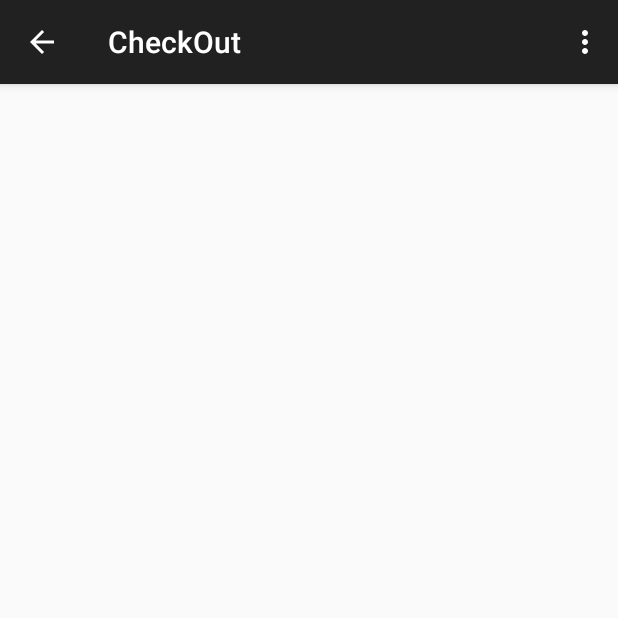
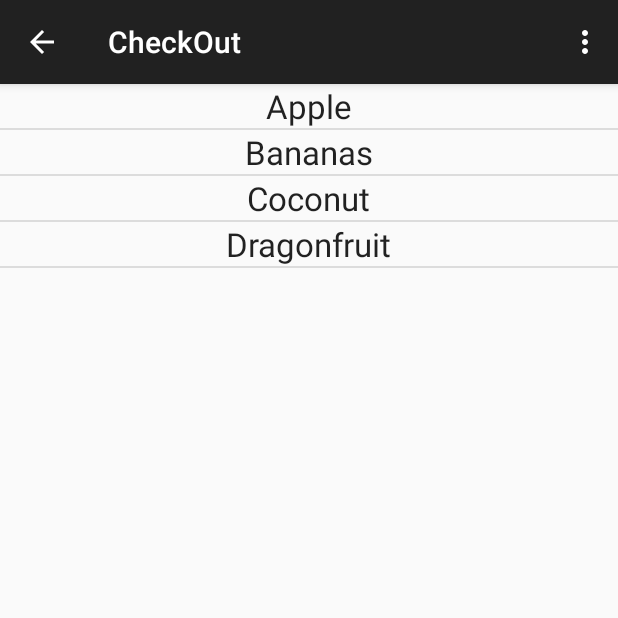
Before and after one commit to bixdeng/CheckOut, an Android app: the screen it shows after launch (MainActivity), in the options menu, after a tap on "Settings", on a phone screen of 412 x 824 dp, the top half of it. Run offline under Robolectric (Android 15) with nearby library versions, the phone set to English and light mode, and no system bars; 2 statements that could not run were skipped.

Commit message:
Added initial test List Fragment

```diff
--- a/app/src/main/java/com/group12/syde362/checkout/MainActivity.java
+++ b/app/src/main/java/com/group12/syde362/checkout/MainActivity.java
@@ -20,7 +20,7 @@ import android.widget.TextView;
 
 
 public class MainActivity extends ActionBarActivity
-        implements NavigationDrawerFragment.NavigationDrawerCallbacks {
+        implements NavigationDrawerFragment.NavigationDrawerCallbacks,ProductFragment.OnFragmentInteractionListener {
 
     /**
      * Fragment managing the behaviors, interactions and presentation of the navigation drawer.
@@ -51,9 +51,17 @@ public class MainActivity extends ActionBarActivity
     public void onNavigationDrawerItemSelected(int position) {
         // update the main content by replacing fragments
         FragmentManager fragmentManager = getSupportFragmentManager();
-        fragmentManager.beginTransaction()
-                .replace(R.id.container, PlaceholderFragment.newInstance(position + 1))
-                .commit();
+
+        if (position+1 == 1){
+            fragmentManager.beginTransaction()
+                    .replace(R.id.container, new ProductFragment())
+                    .commit();
+        }
+        else {
+            fragmentManager.beginTransaction()
+                    .replace(R.id.container, PlaceholderFragment.newInstance(position + 1))
+                    .commit();
+        }
     }
 
     public void onSectionAttached(int number) {
@@ -106,6 +114,10 @@ public class MainActivity extends ActionBarActivity
         return super.onOptionsItemSelected(item);
     }
 
+    public void onFragmentInteraction(String id){
+
+    }
+
     /**
      * A placeholder fragment containing a simple view.
      */
@@ -144,6 +156,7 @@ public class MainActivity extends ActionBarActivity
             ((MainActivity) activity).onSectionAttached(
                     getArguments().getInt(ARG_SECTION_NUMBER));
         }
+
     }
 
 }
--- /dev/null
+++ b/app/src/main/java/com/group12/syde362/checkout/ProductFragment.java
@@ -0,0 +1,169 @@
+package com.group12.syde362.checkout;
+
+import android.app.Activity;
+import android.os.Bundle;
+//import android.app.Fragment;
+import android.support.v4.app.Fragment;
+import android.view.LayoutInflater;
+import android.view.View;
+import android.view.ViewGroup;
+import android.widget.AbsListView;
+import android.widget.AdapterView;
+import android.widget.ArrayAdapter;
+import android.widget.ListAdapter;
+import android.widget.TextView;
+import android.widget.Toast;
+
+
+import com.group12.syde362.checkout.dummy.DummyContent;
+
+import java.util.ArrayList;
+import java.util.List;
+
+/**
+ * A fragment representing a list of Items.
+ * <p/>
+ * Large screen devices (such as tablets) are supported by replacing the ListView
+ * with a GridView.
+ * <p/>
+ * Activities containing this fragment MUST implement the {@link OnFragmentInteractionListener}
+ * interface.
+ */
+public class ProductFragment extends Fragment implements AbsListView.OnItemClickListener {
+
+    // TODO: Rename parameter arguments, choose names that match
+    // the fragment initialization parameters, e.g. ARG_ITEM_NUMBER
+    private static final String ARG_PARAM1 = "param1";
+    private static final String ARG_PARAM2 = "param2";
+
+    // TODO: Rename and change types of parameters
+    private String mParam1;
+    private String mParam2;
+
+    private List productList;
+    private OnFragmentInteractionListener mListener;
+
+    /**
+     * The fragment's ListView/GridView.
+     */
+    private AbsListView mListView;
+
+    /**
+     * The Adapter which will be used to populate the ListView/GridView with
+     * Views.
+     */
+    private ListAdapter mAdapter;
+
+    // TODO: Rename and change types of parameters
+    public static ProductFragment newInstance(String param1, String param2) {
+        ProductFragment fragment = new ProductFragment();
+        Bundle args = new Bundle();
+        args.putString(ARG_PARAM1, param1);
+        args.putString(ARG_PARAM2, param2);
+        fragment.setArguments(args);
+        return fragment;
+    }
+
+    /**
+     * Mandatory empty constructor for the fragment manager to instantiate the
+     * fragment (e.g. upon screen orientation changes).
+     */
+    public ProductFragment() {
+    }
+
+    @Override
+    public void onCreate(Bundle savedInstanceState) {
+        super.onCreate(savedInstanceState);
+
+        productList = new ArrayList();
+        productList.add(new ProductListItem("Apple"));
+        productList.add(new ProductListItem("Bananas"));
+        productList.add(new ProductListItem("Coconut"));
+        productList.add(new ProductListItem("Dragonfruit"));
+        mAdapter = new ProductListAdapter(getActivity(), productList);
+
+
+        /*if (getArguments() != null) {
+            mParam1 = getArguments().getString(ARG_PARAM1);
+            mParam2 = getArguments().getString(ARG_PARAM2);
+        }
+
+        // TODO: Change Adapter to display your content
+        mAdapter = new ArrayAdapter<DummyContent.DummyItem>(getActivity(),
+                android.R.layout.simple_list_item_1, android.R.id.text1, DummyContent.ITEMS);*/
+    }
+
+    @Override
+    public View onCreateView(LayoutInflater inflater, ViewGroup container,
+                             Bundle savedInstanceState) {
+        View view = inflater.inflate(R.layout.fragment_product, container, false);
+
+        // Set the adapter
+        mListView = (AbsListView) view.findViewById(android.R.id.list);
+        ((AdapterView<ListAdapter>) mListView).setAdapter(mAdapter);
+
+        // Set OnItemClickListener so we can be notified on item clicks
+        mListView.setOnItemClickListener(this);
+
+        return view;
+    }
+
+    @Override
+    public void onAttach(Activity activity) {
+        super.onAttach(activity);
+        try {
+            mListener = (OnFragmentInteractionListener) activity;
+        } catch (ClassCastException e) {
+            throw new ClassCastException(activity.toString()
+                    + " must implement OnFragmentInteractionListener");
+        }
+    }
+
+    @Override
+    public void onDetach() {
+        super.onDetach();
+        mListener = null;
+    }
+
+
+    @Override
+    public void onItemClick(AdapterView<?> parent, View view, int position, long id) {
+        /*if (null != mListener) {
+            // Notify the active callbacks interface (the activity, if the
+            // fragment is attached to one) that an item has been selected.
+            mListener.onFragmentInteraction(DummyContent.ITEMS.get(position).id);
+        }*/
+        ProductListItem item = (ProductListItem) this.productList.get(position);
+        Toast.makeText(getActivity(), item.getItemTitle() + " Clicked!"
+                , Toast.LENGTH_SHORT).show();
+    }
+
+    /**
+     * The default content for this Fragment has a TextView that is shown when
+     * the list is empty. If you would like to change the text, call this method
+     * to supply the text it should use.
+     */
+    public void setEmptyText(CharSequence emptyText) {
+        View emptyView = mListView.getEmptyView();
+
+        if (emptyView instanceof TextView) {
+            ((TextView) emptyView).setText(emptyText);
+        }
+    }
+
+    /**
+     * This interface must be implemented by activities that contain this
+     * fragment to allow an interaction in this fragment to be communicated
+     * to the activity and potentially other fragments contained in that
+     * activity.
+     * <p/>
+     * See the Android Training lesson <a href=
+     * "http://developer.android.com/training/basics/fragments/communicating.html"
+     * >Communicating with Other Fragments</a> for more information.
+     */
+    public interface OnFragmentInteractionListener {
+        // TODO: Update argument type and name
+        public void onFragmentInteraction(String id);
+    }
+
+}
--- /dev/null
+++ b/app/src/main/java/com/group12/syde362/checkout/ProductListAdapter.java
@@ -0,0 +1,66 @@
+package com.group12.syde362.checkout;
+
+import android.widget.ArrayAdapter;
+import android.content.Context;
+import android.view.LayoutInflater;
+import android.view.View;
+import android.view.ViewGroup;
+import android.widget.ArrayAdapter;
+import android.widget.TextView;
+import android.app.Activity;
+import java.util.List;
+
+/**
+ * Created by Bix Deng on 2/25/2015.
+ */
+public class ProductListAdapter extends ArrayAdapter{
+    private Context context;
+    private boolean useList = true;
+
+    public ProductListAdapter(Context context, List items) {
+        super(context, android.R.layout.simple_list_item_1, items);
+        this.context = context;
+    }
+
+    /**
+     * Holder for the list items.
+     */
+    private class ViewHolder{
+        TextView titleText;
+    }
+
+    /**
+     *
+     * @param position
+     * @param convertView
+     * @param parent
+     * @return
+     */
+    public View getView(int position, View convertView, ViewGroup parent) {
+        ViewHolder holder = null;
+        ProductListItem item = (ProductListItem)getItem(position);
+        View viewToUse = null;
+
+        // This block exists to inflate the settings list item conditionally based on whether
+        // we want to support a grid or list view.
+        LayoutInflater mInflater = (LayoutInflater) context
+                .getSystemService(Activity.LAYOUT_INFLATER_SERVICE);
+        if (convertView == null) {
+            if(useList){
+                viewToUse = mInflater.inflate(R.layout.product_list_item, null);
+            } else {
+                viewToUse = mInflater.inflate(R.layout.product_grid_item, null);
+            }
+
+            holder = new ViewHolder();
+            holder.titleText = (TextView)viewToUse.findViewById(R.id.titleTextView);
+            viewToUse.setTag(holder);
+        } else {
+            viewToUse = convertView;
+            holder = (ViewHolder) viewToUse.getTag();
+        }
+
+        holder.titleText.setText(item.getItemTitle());
+        return viewToUse;
+    }
+}
--- /dev/null
+++ b/app/src/main/java/com/group12/syde362/checkout/ProductListItem.java
@@ -0,0 +1,21 @@
+package com.group12.syde362.checkout;
+
+/**
+ * Created by Bix Deng on 2/25/2015.
+ */
+public class ProductListItem {
+
+    private String itemTitle;
+
+    public String getItemTitle(){
+        return itemTitle;
+    }
+
+    public void setItemTitle(String mTitle){
+        this.itemTitle = itemTitle;
+    }
+
+    public ProductListItem(String title){
+        this.itemTitle = title;
+    }
+}
--- a/app/src/main/res/layout/fragment_main.xml
+++ b/app/src/main/res/layout/fragment_main.xml
@@ -4,7 +4,9 @@
     android:paddingRight="@dimen/activity_horizontal_margin"
     android:paddingTop="@dimen/activity_vertical_margin"
     android:paddingBottom="@dimen/activity_vertical_margin"
-    tools:context=".MainActivity$PlaceholderFragment">
+    tools:context=".MainActivity">
+
+    <!--> tools:context=".MainActivity$PlaceholderFragment" <-->
 
     <TextView android:id="@+id/section_label" android:layout_width="wrap_content"
         android:layout_height="wrap_content" />
--- /dev/null
+++ b/app/src/main/res/layout/product_list_item.xml
@@ -0,0 +1,14 @@
+<?xml version="1.0" encoding="utf-8"?>
+<LinearLayout xmlns:android="http://schemas.android.com/apk/res/android"
+    android:orientation="vertical" android:layout_width="match_parent"
+    android:layout_height="match_parent">
+
+    <TextView
+        android:layout_width="wrap_content"
+        android:layout_height="wrap_content"
+        android:textAppearance="?android:attr/textAppearanceLarge"
+        android:text="Product List"
+        android:id="@+id/titleTextView"
+        android:layout_gravity="center_horizontal" />
+
+</LinearLayout>
```
Also changed, not shown: app/src/main/java/com/group12/syde362/checkout/dummy/DummyContent.java (added, +55 -0 lines), app/src/main/res/layout/fragment_product_grid.xml (added, +13 -0 lines), app/src/main/res/layout/fragment_product_list.xml (added, +13 -0 lines), app/src/main/res/layout/product_grid_item.xml (added, +14 -0 lines), app/src/main/res/values-large/refs.xml (added, +12 -0 lines), app/src/main/res/values-sw600dp/refs.xml (added, +12 -0 lines), app/src/main/res/values/refs.xml (added, +12 -0 lines).
